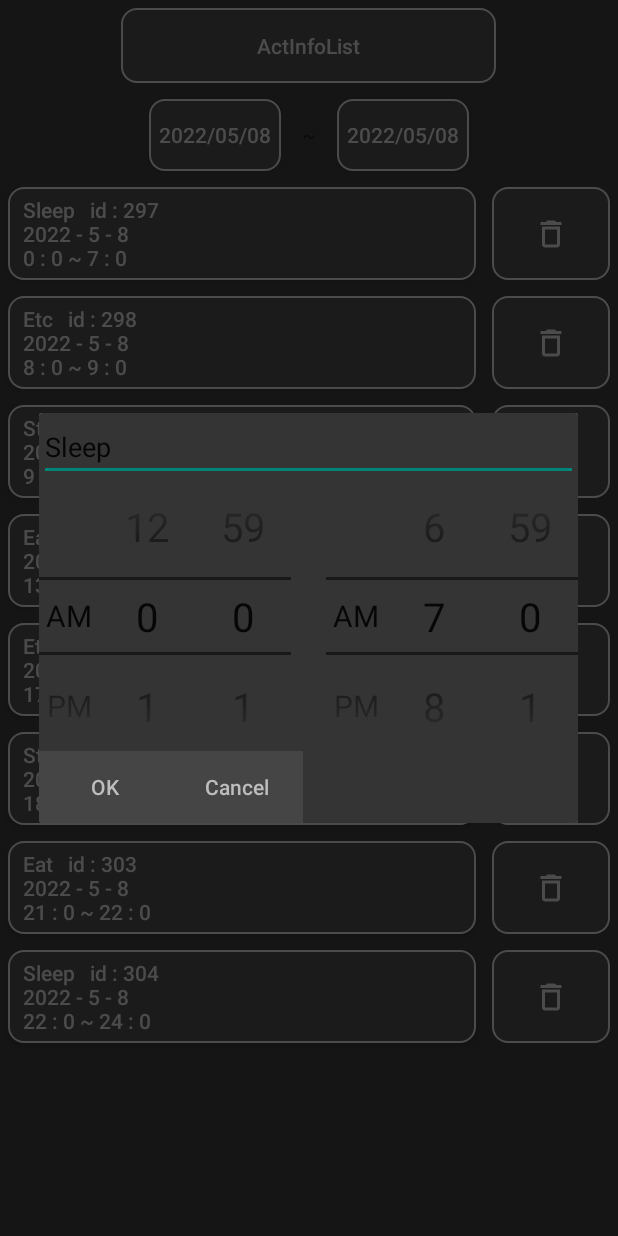
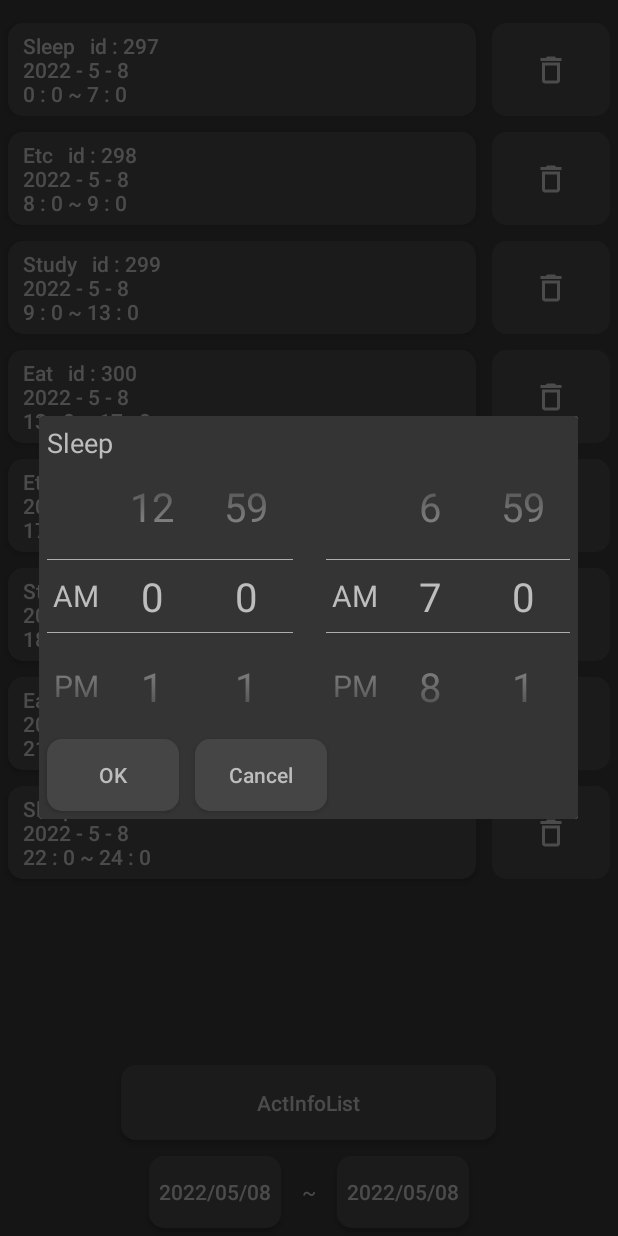
Before and after one commit to CodingHarang/RoutinePartner, an Android app: the ActInfoListActivity screen opened directly, with no data from a screen before it, after a tap on an icon or button, on a phone screen of 412 x 824 dp. Run offline under Robolectric (Android 15) with nearby library versions, the phone set to English and light mode, and no system bars; 2 other taps on this screen came first.

Commit message:
[YJS] ActInfoListActivity design
- ActInfoListActivity 디자인 변경

```diff
--- a/app/src/main/java/com/astudio/routinepartner/ActInfoListActivity.java
+++ b/app/src/main/java/com/astudio/routinepartner/ActInfoListActivity.java
@@ -135,12 +135,12 @@ public class ActInfoListActivity extends AppCompatActivity {
             Syear = cal.get(Calendar.YEAR);
             Smonth = cal.get(Calendar.MONTH) + 1;
             Sdate = cal.get(Calendar.DATE);
-            Toast.makeText(getApplicationContext(), "Syear" + Syear + Smonth + Sdate, Toast.LENGTH_SHORT).show();
+            //Toast.makeText(getApplicationContext(), "Syear" + Syear + Smonth + Sdate, Toast.LENGTH_SHORT).show();
         } else {
             Eyear = cal.get(Calendar.YEAR);
             Emonth = cal.get(Calendar.MONTH) + 1;
             Edate = cal.get(Calendar.DATE);
-            Toast.makeText(getApplicationContext(), "Eyear" + Eyear + Emonth + Edate, Toast.LENGTH_SHORT).show();
+            //Toast.makeText(getApplicationContext(), "Eyear" + Eyear + Emonth + Edate, Toast.LENGTH_SHORT).show();
         }
     }
     Context getContext() {
--- a/app/src/main/java/com/astudio/routinepartner/MainActivity.java
+++ b/app/src/main/java/com/astudio/routinepartner/MainActivity.java
@@ -45,7 +45,7 @@ public class MainActivity extends AppCompatActivity {
 
     AlertDialog Dialog;
     NumberPicker[] NumPickers = new NumberPicker[10];
-    Button BtnEat, BtnStudy, BtnSleep, BtnEtc, BtnOK, BtnShowList, BtnAddTestData, BtnDeleteAll, BtnShowPieChart;
+    Button BtnEat, BtnStudy, BtnSleep, BtnEtc, BtnOK, BtnCancel, BtnShowList, BtnAddTestData, BtnDeleteAll, BtnShowPieChart;
     EditText EdtCategory;
     TextView TxtTime;
 
@@ -89,6 +89,7 @@ public class MainActivity extends AppCompatActivity {
 
         EdtCategory = dialogView.findViewById(R.id.edtCategory);
         BtnOK = dialogView.findViewById(R.id.btnOK);
+        BtnCancel = dialogView.findViewById(R.id.btnCancel);
         YJS.numPickerSetting(dialogView, NumPickers);
 
         builder.setView(dialogView);
@@ -129,7 +130,12 @@ public class MainActivity extends AppCompatActivity {
                 makeData();
             }
         });
-
+        BtnCancel.setOnClickListener(new View.OnClickListener() {
+            @Override
+            public void onClick(View v) {
+                Dialog.dismiss();
+            }
+        });
         BtnShowList.setOnClickListener(new View.OnClickListener() {
             @Override
             public void onClick(View v) {
--- a/app/src/main/res/drawable/round_square.xml
+++ b/app/src/main/res/drawable/round_square.xml
@@ -8,6 +8,6 @@
         android:bottomRightRadius="10dp"
         android:topLeftRadius="10dp"
         android:topRightRadius="10dp"></corners>
-    <stroke android:width="1dp"
+    <stroke android:width="0dp"
         android:color="#BDBDBD"></stroke>
 </shape>
--- a/app/src/main/res/layout/acivity_act_info_list.xml
+++ b/app/src/main/res/layout/acivity_act_info_list.xml
@@ -8,6 +8,15 @@
     android:layout_height="match_parent"
     android:gravity="center"
     android:background="#343434">
+
+    <androidx.recyclerview.widget.RecyclerView
+        android:id="@+id/actInfoRecyclerView"
+        android:layout_width="match_parent"
+        android:layout_height="0dp"
+        android:layout_weight="1"
+        android:paddingTop="10dp">
+
+    </androidx.recyclerview.widget.RecyclerView>
 
     <Button
         android:id="@+id/btnGetList"
@@ -36,7 +45,8 @@
             android:layout_width="wrap_content"
             android:layout_height="wrap_content"
             android:layout_margin="5dp"
-            android:text=" ~ "/>
+            android:text=" ~ "
+            android:textColor="#BDBDBD"/>
 
         <Button
             android:id="@+id/btnEdate"
@@ -47,13 +57,4 @@
             android:textAllCaps="false"
             android:textColor="#BDBDBD" />
     </LinearLayout>
-
-
-    <androidx.recyclerview.widget.RecyclerView
-        android:id="@+id/actInfoRecyclerView"
-        android:layout_width="match_parent"
-        android:layout_height="0dp"
-        android:layout_weight="1">
-
-    </androidx.recyclerview.widget.RecyclerView>
 </LinearLayout>
--- a/app/src/main/res/layout/dialog_add.xml
+++ b/app/src/main/res/layout/dialog_add.xml
@@ -9,27 +9,37 @@
     <EditText
         android:layout_width="match_parent"
         android:layout_height="wrap_content"
-        android:id="@+id/edtCategory" />
+        android:id="@+id/edtCategory"
+        android:textColor="#BDBDBD"
+        android:background="@android:color/transparent"
+        android:layout_marginTop="5dp"
+        android:layout_marginLeft="5dp"/>
     <LinearLayout
         android:layout_width="match_parent"
         android:layout_height="wrap_content"
         android:gravity="center">
         <NumberPicker
+            android:theme="@style/numberPickerCustom"
             android:id="@+id/numPickerAMPMS"
             android:layout_width="40dp"
             android:layout_height="wrap_content"
+            android:layout_marginLeft="5dp"
             android:layout_weight="1"
-            android:editTextColor="#BDBDBD"/>
+            android:selectionDividerHeight="0.5dp"/>
         <NumberPicker
+            android:theme="@style/numberPickerCustom"
             android:id="@+id/numPickerHourS"
             android:layout_width="wrap_content"
             android:layout_height="wrap_content"
-            android:layout_weight="1" />
+            android:layout_weight="1"
+            android:selectionDividerHeight="0.5dp" />
         <NumberPicker
+            android:theme="@style/numberPickerCustom"
             android:id="@+id/numPickerMinuteS"
             android:layout_width="wrap_content"
             android:layout_height="wrap_content"
-            android:layout_weight="1" />
+            android:layout_weight="1"
+            android:selectionDividerHeight="0.5dp" />
         <TextView
             android:layout_width="wrap_content"
             android:layout_height="match_parent"
@@ -37,22 +47,30 @@
             android:textSize="20dp"
             android:textAlignment="center"
             android:gravity="center"
-            android:layout_weight="1"/>
+            android:layout_weight="1"
+            android:selectionDividerHeight="0.5dp"/>
         <NumberPicker
+            android:theme="@style/numberPickerCustom"
             android:id="@+id/numPickerAMPME"
             android:layout_width="40dp"
             android:layout_height="wrap_content"
-            android:layout_weight="1"/>
+            android:layout_weight="1"
+            android:selectionDividerHeight="0.5dp"/>
         <NumberPicker
+            android:theme="@style/numberPickerCustom"
             android:id="@+id/numPickerHourE"
             android:layout_width="wrap_content"
             android:layout_height="wrap_content"
-            android:layout_weight="1"/>
+            android:layout_weight="1"
+            android:selectionDividerHeight="0.5dp"/>
         <NumberPicker
+            android:theme="@style/numberPickerCustom"
             android:id="@+id/numPickerMinuteE"
             android:layout_width="wrap_content"
             android:layout_height="wrap_content"
-            android:layout_weight="1"/>
+            android:layout_marginRight="5dp"
+            android:layout_weight="1"
+            android:selectionDividerHeight="0.5dp"/>
 
     </LinearLayout>
 
@@ -63,20 +81,22 @@
         <Button
             android:layout_width="wrap_content"
             android:layout_height="wrap_content"
+            android:layout_margin="5dp"
             android:id="@+id/btnOK"
             android:text="OK"
             android:textColor="#BDBDBD"
             android:textAllCaps="false"
-            android:background="#454545" />
+            android:background="@drawable/round_square" />
 
         <Button
             android:layout_width="wrap_content"
             android:layout_height="wrap_content"
+            android:layout_margin="5dp"
             android:id="@+id/btnCancel"
             android:text="Cancel"
             android:textColor="#BDBDBD"
             android:textAllCaps="false"
-            android:background="#454545" />
+            android:background="@drawable/round_square" />
     </LinearLayout>
 
 
--- a/app/src/main/res/values-night/themes.xml
+++ b/app/src/main/res/values-night/themes.xml
@@ -2,9 +2,10 @@
     <!-- Base application theme. -->
     <style name="Theme.RoutinePartner" parent="Theme.AppCompat.DayNight.NoActionBar">
         <!-- Primary brand color. -->
-        <item name="colorPrimary">@color/purple_200</item>
-        <item name="colorPrimaryVariant">@color/purple_700</item>
+        <item name="colorPrimary">#343434</item>
+        <item name="colorPrimaryVariant">#343434</item>
         <item name="colorOnPrimary">@color/black</item>
+        <item name="colorPrimaryDark">#343434</item>
         <!-- Secondary brand color. -->
         <item name="colorSecondary">@color/teal_200</item>
         <item name="colorSecondaryVariant">@color/teal_200</item>
@@ -14,7 +15,8 @@
         <!-- Customize your theme here. -->
     </style>
 
-    <style name="DialogTheme" parent="Theme.AppCompat.DayNight.DarkActionBar">
-        <item name="colorControlNormal">#FFFFFF</item>
+    <style name="numberPickerCustom" parent="Theme.AppCompat.DayNight.DarkActionBar">
+        <item name="android:editTextColor">#BDBDBD</item>
+        <item name="android:colorControlNormal">#BDBDBD</item>
     </style>
 </resources>
--- a/app/src/main/res/values/themes.xml
+++ b/app/src/main/res/values/themes.xml
@@ -2,9 +2,10 @@
     <!-- Base application theme. -->
     <style name="Theme.RoutinePartner" parent="Theme.AppCompat.DayNight.NoActionBar">
         <!-- Primary brand color. -->
-        <item name="colorPrimary">@color/purple_500</item>
-        <item name="colorPrimaryVariant">@color/purple_700</item>
+        <item name="colorPrimary">#343434</item>
+        <item name="colorPrimaryVariant">#343434</item>
         <item name="colorOnPrimary">@color/white</item>
+        <item name="colorPrimaryDark">#343434</item>
         <!-- Secondary brand color. -->
         <item name="colorSecondary">@color/teal_200</item>
         <item name="colorSecondaryVariant">@color/teal_700</item>
@@ -16,7 +17,8 @@
 
     </style>
 
-    <style name="DialogTheme" parent="Theme.AppCompat.DayNight.DarkActionBar">
-        <item name="colorControlNormal">#000000</item>
+    <style name="numberPickerCustom" parent="Theme.AppCompat.DayNight.DarkActionBar">
+        <item name="android:editTextColor">#BDBDBD</item>
+        <item name="android:colorControlNormal">#BDBDBD</item>
     </style>
 </resources>
```
